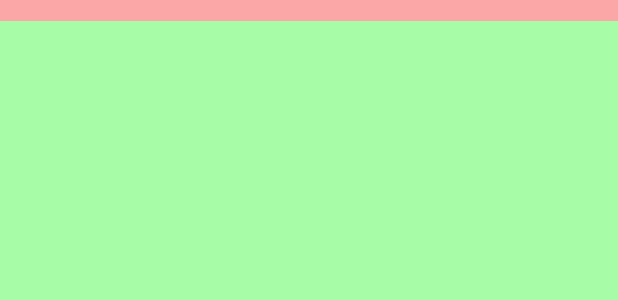
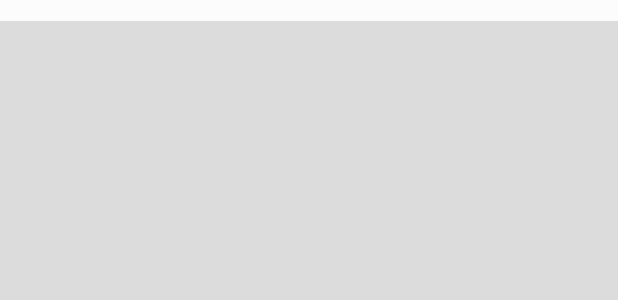
Before and after one commit to alidaka/counter, an Android app: the layout activity_widget.xml on its own in the app's theme, with its tools: preview values and no code run, on a phone screen of 412 x 824 dp. Shown: the top 300 px of the screen. Run offline under Robolectric (Android 15) with nearby library versions, the phone set to English and light mode, and no system bars.

Commit message:
minor widget color tweaks, color->grayscale

```diff
--- a/app/src/main/res/layout/activity_widget.xml
+++ b/app/src/main/res/layout/activity_widget.xml
@@ -9,7 +9,8 @@
         android:layout_height="wrap_content"
         android:textSize="10sp"
         android:gravity="center"
-        android:background="#5f00" />
+        android:background="#6fff"
+        android:textColor="#000"/>
 
     <TextView android:id="@+id/count_value"
         android:layout_below="@id/widget_label"
@@ -17,6 +18,7 @@
         android:layout_height="match_parent"
         android:textSize="30sp"
         android:gravity="center"
-        android:background="#50f0" />
+        android:background="#3666"
+        android:textColor="#fff"/>
 
 </RelativeLayout>
```
